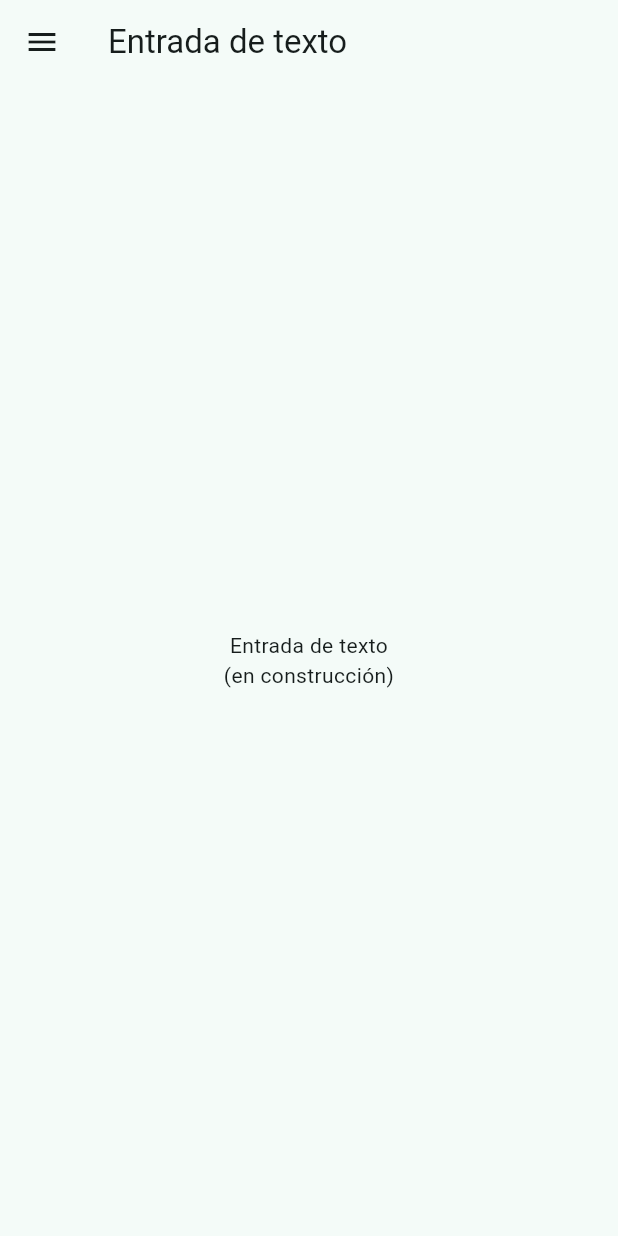
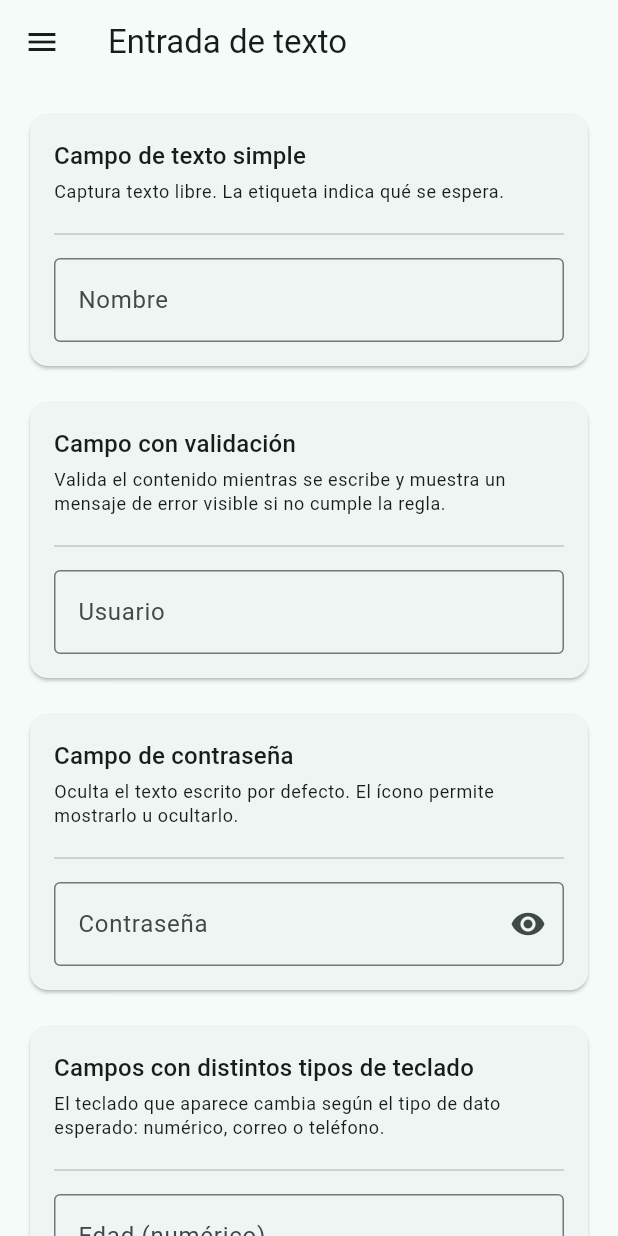
Before and after one commit to NyaSanchez/Tarea-2-Elementos-basicos-de-interfaz-de-usuario, a Flutter app: the screen it shows after launch, after a tap on "Entrada de texto", on a phone screen of 412 x 824 dp. Run offline on Flutter 3.47's test engine with Material 3 defaults, Android fonts, the light colour scheme and no system bars.

Commit message:
Implementa Seccion 1: Entrada de texto en Flutter
Se implementa la Sección 1 de Entrada de texto en Flutter con los elementos requeridos: campo de texto simple, validación con mensaje de error, campo de contraseña con opción para mostrar u ocultar el contenido, campos con distintos tipos de teclado, campo multilínea, selector desplegable de opciones y barra de búsqueda. Cada elemento incluye nombre, explicación y demostración interactiva. Probado en dispositivo físico.

```diff
--- /dev/null
+++ b/flutter/lib/screens/entrada_texto_screen.dart
@@ -0,0 +1,206 @@
+import 'package:flutter/material.dart';
+import '../widgets/elemento_demo.dart';
+
+class EntradaTextoScreen extends StatefulWidget {
+  const EntradaTextoScreen({super.key});
+
+  @override
+  State<EntradaTextoScreen> createState() => _EntradaTextoScreenState();
+}
+
+class _EntradaTextoScreenState extends State<EntradaTextoScreen> {
+  final _nombreController = TextEditingController();
+  final _usuarioController = TextEditingController();
+  final _passwordController = TextEditingController();
+  final _edadController = TextEditingController();
+  final _correoController = TextEditingController();
+  final _telefonoController = TextEditingController();
+  final _comentariosController = TextEditingController();
+  final _busquedaController = TextEditingController();
+
+  bool _passwordVisible = false;
+  String _opcionSeleccionada = 'Opción A';
+  final List<String> _opciones = ['Opción A', 'Opción B', 'Opción C', 'Opción D'];
+
+  final List<String> _todasLasSecciones = [
+    'Entrada de texto',
+    'Botones y acciones',
+    'Elementos de selección',
+    'Listas y colecciones',
+    'Información y retroalimentación',
+    'Contenedores y estructura',
+  ];
+
+  @override
+  void dispose() {
+    _nombreController.dispose();
+    _usuarioController.dispose();
+    _passwordController.dispose();
+    _edadController.dispose();
+    _correoController.dispose();
+    _telefonoController.dispose();
+    _comentariosController.dispose();
+    _busquedaController.dispose();
+    super.dispose();
+  }
+
+  @override
+  Widget build(BuildContext context) {
+    final usuarioInvalido =
+        _usuarioController.text.isNotEmpty && _usuarioController.text.length < 4;
+    final resultadosBusqueda = _todasLasSecciones
+        .where((s) => s.toLowerCase().contains(_busquedaController.text.toLowerCase()))
+        .toList();
+
+    return SingleChildScrollView(
+      padding: const EdgeInsets.all(16),
+      child: Column(
+        crossAxisAlignment: CrossAxisAlignment.stretch,
+        children: [
+          // 1. Campo simple
+          ElementoDemo(
+            titulo: 'Campo de texto simple',
+            descripcion: 'Captura texto libre. La etiqueta indica qué se espera.',
+            contenido: TextField(
+              controller: _nombreController,
+              decoration: const InputDecoration(
+                labelText: 'Nombre',
+                border: OutlineInputBorder(),
+              ),
+            ),
+          ),
+          const SizedBox(height: 16),
+
+          // 2. Validación
+          ElementoDemo(
+            titulo: 'Campo con validación',
+            descripcion:
+            'Valida el contenido mientras se escribe y muestra un mensaje de error visible si no cumple la regla.',
+            contenido: TextField(
+              controller: _usuarioController,
+              onChanged: (_) => setState(() {}),
+              decoration: InputDecoration(
+                labelText: 'Usuario',
+                border: const OutlineInputBorder(),
+                errorText: usuarioInvalido ? 'Debe tener al menos 4 caracteres' : null,
+              ),
+            ),
+          ),
+          const SizedBox(height: 16),
+
+          // 3. Contraseña
+          ElementoDemo(
+            titulo: 'Campo de contraseña',
+            descripcion:
+            'Oculta el texto escrito por defecto. El ícono permite mostrarlo u ocultarlo.',
+            contenido: TextField(
+              controller: _passwordController,
+              obscureText: !_passwordVisible,
+              decoration: InputDecoration(
+                labelText: 'Contraseña',
+                border: const OutlineInputBorder(),
+                suffixIcon: IconButton(
+                  icon: Icon(_passwordVisible ? Icons.visibility_off : Icons.visibility),
+                  onPressed: () => setState(() => _passwordVisible = !_passwordVisible),
+                ),
+              ),
+            ),
+          ),
+          const SizedBox(height: 16),
+
+          // 4. Tipos de teclado
+          ElementoDemo(
+            titulo: 'Campos con distintos tipos de teclado',
+            descripcion:
+            'El teclado que aparece cambia según el tipo de dato esperado: numérico, correo o teléfono.',
+            contenido: Column(
+              children: [
+                TextField(
+                  controller: _edadController,
+                  keyboardType: TextInputType.number,
+                  decoration:
+                  const InputDecoration(labelText: 'Edad (numérico)', border: OutlineInputBorder()),
+                ),
+                const SizedBox(height: 12),
+                TextField(
+                  controller: _correoController,
+                  keyboardType: TextInputType.emailAddress,
+                  decoration:
+                  const InputDecoration(labelText: 'Correo electrónico', border: OutlineInputBorder()),
+                ),
+                const SizedBox(height: 12),
+                TextField(
+                  controller: _telefonoController,
+                  keyboardType: TextInputType.phone,
+                  decoration: const InputDecoration(labelText: 'Teléfono', border: OutlineInputBorder()),
+                ),
+              ],
+            ),
+          ),
+          const SizedBox(height: 16),
+
+          // 5. Multilínea
+          ElementoDemo(
+            titulo: 'Campo multilínea',
+            descripcion:
+            'Permite escribir varias líneas de texto, útil para comentarios o descripciones largas.',
+            contenido: TextField(
+              controller: _comentariosController,
+              minLines: 3,
+              maxLines: 5,
+              decoration: const InputDecoration(labelText: 'Comentarios', border: OutlineInputBorder()),
+            ),
+          ),
+          const SizedBox(height: 16),
+
+          // 6. Desplegable
+          ElementoDemo(
+            titulo: 'Campo con sugerencias (desplegable)',
+            descripcion:
+            'Muestra una lista de opciones predefinidas para que el usuario elija una en vez de escribirla.',
+            contenido: DropdownButtonFormField<String>(
+              initialValue: _opcionSeleccionada,
+              decoration:
+              const InputDecoration(labelText: 'Selecciona una opción', border: OutlineInputBorder()),
+              items: _opciones
+                  .map((opcion) => DropdownMenuItem(value: opcion, child: Text(opcion)))
+                  .toList(),
+              onChanged: (valor) => setState(() => _opcionSeleccionada = valor!),
+            ),
+          ),
+          const SizedBox(height: 16),
+
+          // 7. Búsqueda
+          ElementoDemo(
+            titulo: 'Barra de búsqueda',
+            descripcion: 'Filtra una lista en tiempo real conforme el usuario escribe.',
+            contenido: Column(
+              crossAxisAlignment: CrossAxisAlignment.start,
+              children: [
+                TextField(
+                  controller: _busquedaController,
+                  onChanged: (_) => setState(() {}),
+                  decoration: const InputDecoration(
+                    hintText: 'Buscar sección...',
+                    prefixIcon: Icon(Icons.search),
+                    border: OutlineInputBorder(),
+                  ),
+                ),
+                const SizedBox(height: 8),
+                if (resultadosBusqueda.isEmpty)
+                  const Text('Sin resultados')
+                else
+                  ...resultadosBusqueda.map(
+                        (s) => Padding(
+                      padding: const EdgeInsets.symmetric(vertical: 2),
+                      child: Text('• $s'),
+                    ),
+                  ),
+              ],
+            ),
+          ),
+        ],
+      ),
+    );
+  }
+}
--- a/flutter/lib/screens/home_screen.dart
+++ b/flutter/lib/screens/home_screen.dart
@@ -1,3 +1,4 @@
+import 'entrada_texto_screen.dart';
 import 'package:flutter/material.dart';
 import '../models/seccion.dart';
 import 'placeholder_screen.dart';
@@ -19,6 +20,7 @@ class _HomeScreenState extends State<HomeScreen> {
 
   Widget get _contenidoActual {
     if (_indiceActual == 0) return _buildInicio();
+    if (_indiceActual == 1) return const EntradaTextoScreen();
     return SeccionPlaceholderScreen(titulo: secciones[_indiceActual - 1].titulo);
   }
 
--- /dev/null
+++ b/flutter/lib/widgets/elemento_demo.dart
@@ -0,0 +1,36 @@
+import 'package:flutter/material.dart';
+
+class ElementoDemo extends StatelessWidget {
+  final String titulo;
+  final String descripcion;
+  final Widget contenido;
+
+  const ElementoDemo({
+    super.key,
+    required this.titulo,
+    required this.descripcion,
+    required this.contenido,
+  });
+
+  @override
+  Widget build(BuildContext context) {
+    return Card(
+      child: Padding(
+        padding: const EdgeInsets.all(16),
+        child: Column(
+          crossAxisAlignment: CrossAxisAlignment.start,
+          children: [
+            Text(titulo, style: Theme.of(context).textTheme.titleMedium),
+            Padding(
+              padding: const EdgeInsets.only(top: 4, bottom: 12),
+              child: Text(descripcion, style: Theme.of(context).textTheme.bodySmall),
+            ),
+            const Divider(),
+            const SizedBox(height: 8),
+            contenido,
+          ],
+        ),
+      ),
+    );
+  }
+}
```
Also changed, not shown: 1 other file.
